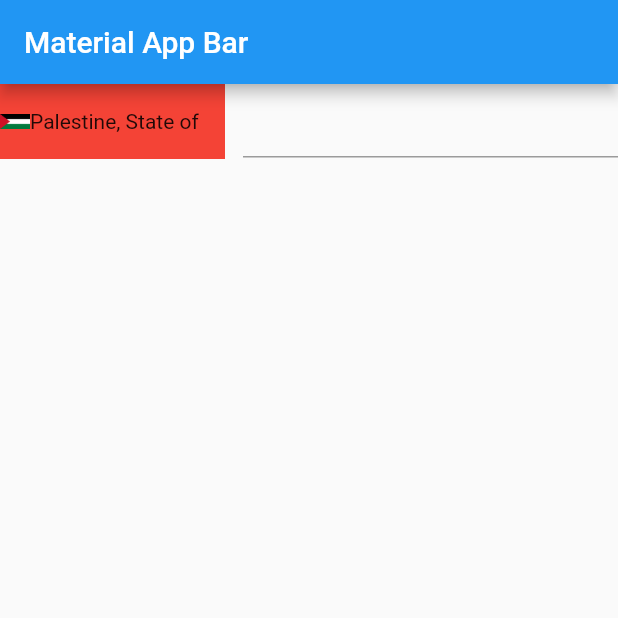
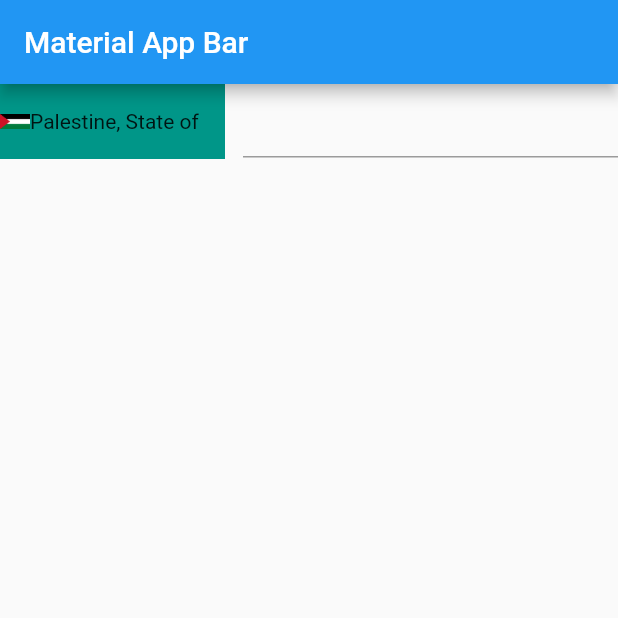
Before and after one commit to AbdAlftahSalem/phone_util, a Flutter app: the screen it shows after launch, on a phone screen of 412 x 824 dp, the top half of it. Run offline on Flutter 3.47's test engine with Material 2 defaults, Android fonts, the phone set to English and light mode, and no system bars; our stand-ins replace get.

Commit message:
Finish with dropDownButton

```diff
--- a/example/lib/main.dart
+++ b/example/lib/main.dart
@@ -22,7 +22,7 @@ class MyApp extends StatelessWidget {
           countryDecoration: CountryBox(
             boxHeight: 50,
             boxDecoration: const BoxDecoration(
-              color: Colors.red,
+              color: Colors.teal,
             ),
           ),
         ),
--- a/lib/controller/phone_input_controller.dart
+++ b/lib/controller/phone_input_controller.dart
@@ -19,13 +19,18 @@ class PhoneInputController extends GetxController {
         .isNotEmpty) {
       selectedCountry = Country.fromJson(Countries.countryList
           .firstWhere((element) => element["dial_code"] == dialCodeInit));
-
-      selectedCountry!.flagUri =
-          'packages/phone_util/assets/images/flags/${selectedCountry?.alpha2Code?.toLowerCase()}.png';
     } else {
       throw Exception("Select dial code for start country");
     }
     update();
+  }
+
+  changeSelectCountry(
+      {required Country newCountry, required BuildContext context}) {
+    selectedCountry = newCountry;
+
+    update();
+    Navigator.pop(context);
   }
 
   onChangeInput(String valueInput, ValueChanged<PhoneNumber> onInputChanged) {
--- a/lib/models/country_model.dart
+++ b/lib/models/country_model.dart
@@ -35,7 +35,7 @@ class Country {
       alpha2Code: data['alpha_2_code'],
       alpha3Code: data['alpha_3_code'],
       dialCode: data['dial_code'],
-      flagUri: 'assets/images/flags/${data['alpha_2_code'].toLowerCase()}.png',
+      flagUri: 'packages/phone_util/assets/images/flags/${data['alpha_2_code'].toLowerCase()}.png',
       nameTranslations: data['nameTranslations'] != null
           ? Map<String, String>.from(data['nameTranslations'])
           : null,
```
Also changed, not shown: lib/view/phone_util.dart (+6 -27 lines).
